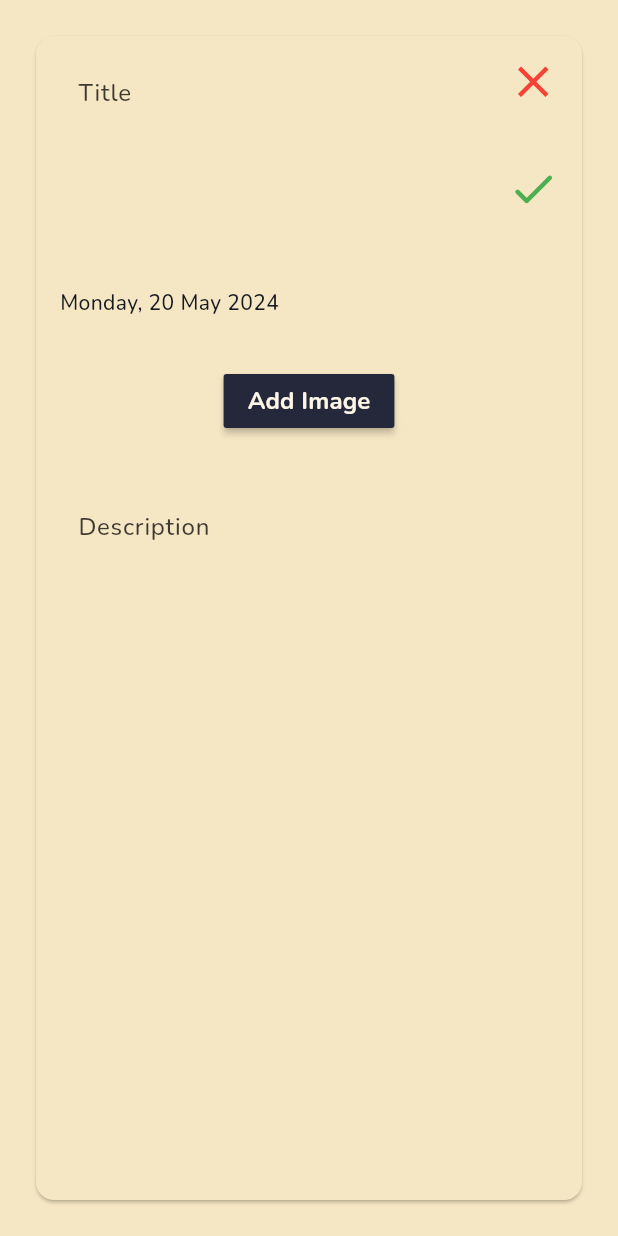
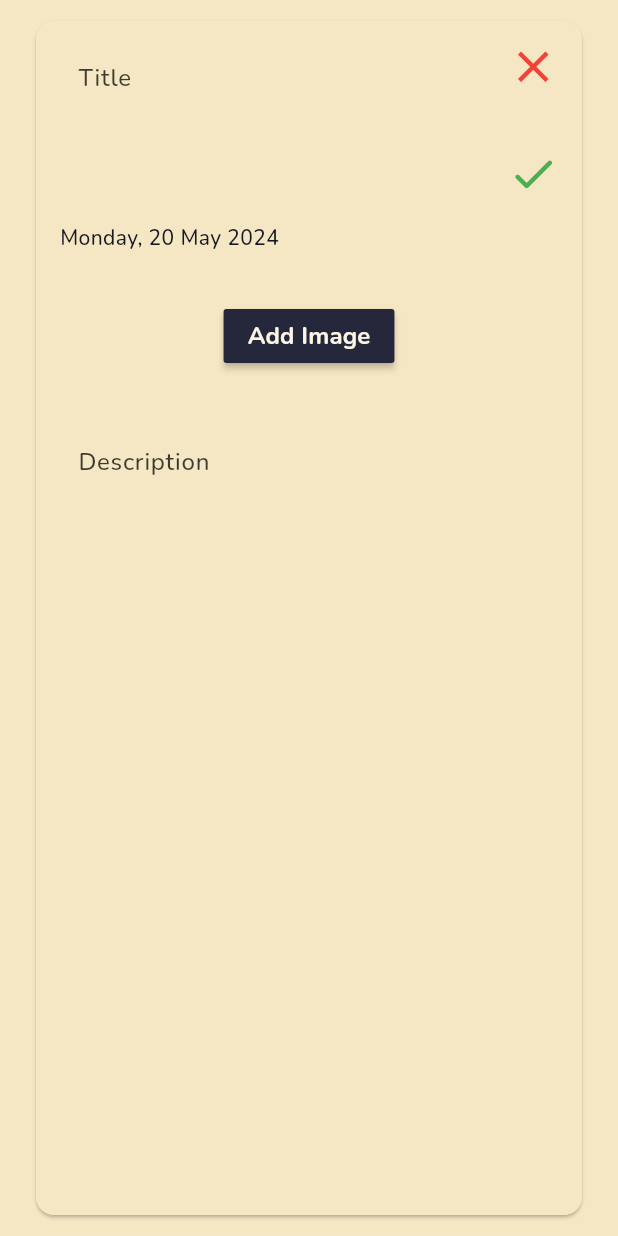
Before and after one commit to johnkimhyuntae/astral, a Flutter app: the AddLog widget shown alone on an empty page, opened directly, on a phone screen of 412 x 824 dp. Run offline on Flutter 3.47's test engine with Material 3 defaults, Android fonts, the phone set to English and light mode, and no system bars; our stand-ins replace image_picker; missing offline and left inert: reorderable_staggered_scroll_view; network calls fail.

Commit message:
log stuff

```diff
--- a/lib/add_log.dart
+++ b/lib/add_log.dart
@@ -38,22 +38,22 @@ class _AddLogState extends State<AddLog> {
 
     return Center(
       child: SizedBox(
-        height: height - 20,
+        // height: height - 20,
         width: width - 20,
         child: Padding(
           padding: const EdgeInsets.all(10),
           child: Card(
             child: Stack(
               children: [
-                Column(
+                ListView(
                   children: [
                     Padding(
                       padding: const EdgeInsets.only(left: 12.0, top: 10.0),
                       child: Align(
                         alignment: Alignment.topLeft,
                         child: SizedBox(
-                          height: (1/6) * height,
-                          width: 2 * width / 3,
+                          // height: (1/6) * height,
+                          width: 5 * width / 9,
                           child: TextField(
                             maxLines: 3,
                             decoration: InputDecoration(
@@ -86,7 +86,7 @@ class _AddLogState extends State<AddLog> {
                         alignment: Alignment.topCenter,
                         child: (imageExists) ?
                           SizedBox(
-                          height: (1/6) * height,
+                          // height: (1/6) * height,
                           width: (75/100) * width,
                           child: (kIsWeb) ? Image.network(_selectedImage!.path) : Image.file(_selectedImage!)
                         ) : MaterialButton(
@@ -110,7 +110,7 @@ class _AddLogState extends State<AddLog> {
                       child: Align(
                         alignment: Alignment.bottomCenter,
                         child: SizedBox(
-                          height: (1/3) * height,
+                          // height: (1/3) * height,
                           width: (85/100) * width,
                           child: TextField(
                             maxLines: 9,
```
Also changed, not shown: lib/log_entry_expanded.dart (+10 -10 lines).
